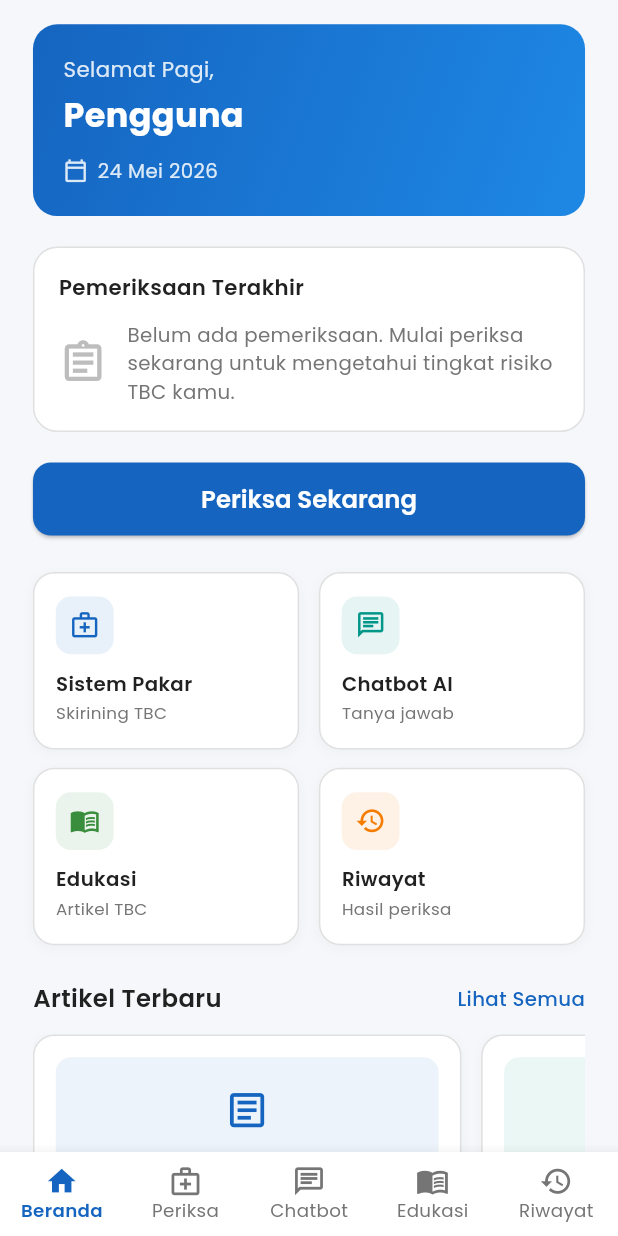
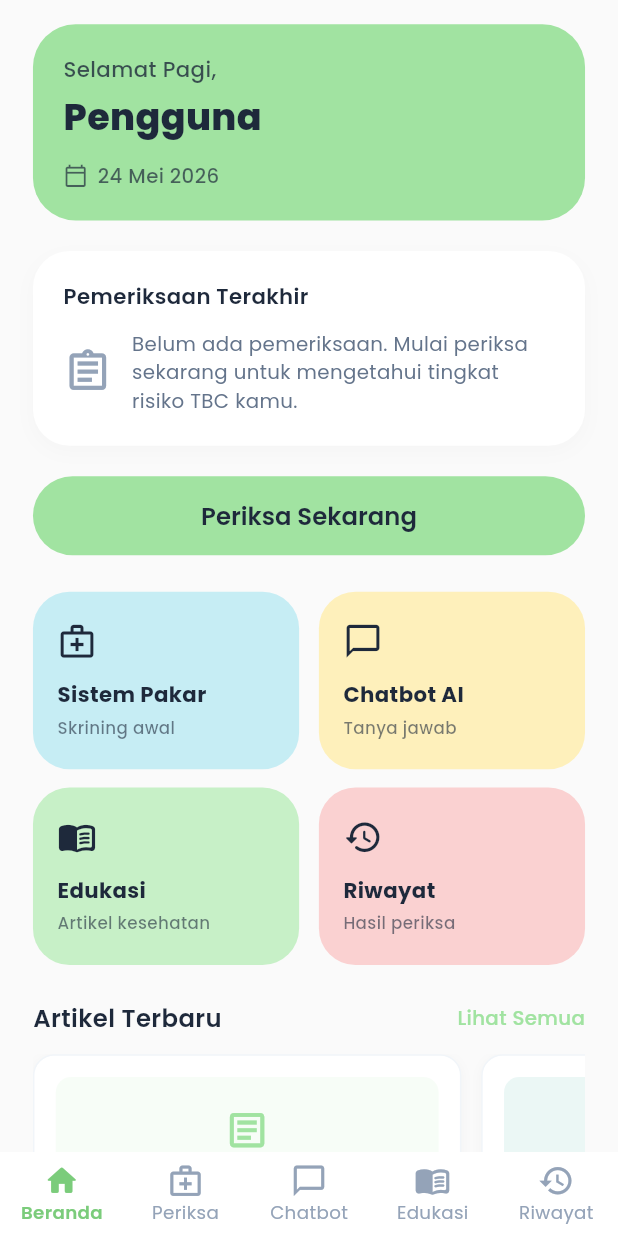
Before and after one commit to prodhokter/tirta, a Flutter app: the screen it shows after launch, on a phone screen of 412 x 824 dp. Run offline on Flutter 3.47's test engine with Material 3 defaults, Android fonts, the phone set to English and light mode, and no system bars; our stand-ins replace cached_network_image, dio, equatable, flutter_dotenv, flutter_riverpod, flutter_screenutil and 3 more; accounts and stored records are empty.

Commit message:
UI update

```diff
--- a/mobile/lib/core/constants/app_colors.dart
+++ b/mobile/lib/core/constants/app_colors.dart
@@ -3,31 +3,38 @@ import 'package:flutter/material.dart';
 class AppColors {
   AppColors._();
 
-  static const Color primary = Color(0xFF1565C0);
-  static const Color primaryLight = Color(0xFF1E88E5);
-  static const Color primaryDark = Color(0xFF0D47A1);
-  static const Color accent = Color(0xFFFFC107);
+  // Pastel Minimalist Palette
+  static const Color primary = Color(0xFFA1E3A1); // Soft pastel green
+  static const Color primaryLight = Color(0xFFC7F0C7);
+  static const Color primaryDark = Color(0xFF7BCC7B);
+  static const Color accent = Color(0xFFFEF0BB); // Soft yellow
 
-  static const Color riskLow = Color(0xFF2E7D32);
-  static const Color riskMedium = Color(0xFFF57C00);
-  static const Color riskHigh = Color(0xFFB71C1C);
+  static const Color riskLow = Color(0xFFA1E3A1);
+  static const Color riskMedium = Color(0xFFFEF0BB);
+  static const Color riskHigh = Color(0xFFFAD1D1);
 
-  // 5-level risk colors
-  static const Color riskVeryLow = Color(0xFF2E7D32);     // Hijau
-  static const Color riskLowYellow = Color(0xFFE6A817);    // Kuning
-  static const Color riskMediumOrange = Color(0xFFF57C00); // Oranye
-  static const Color riskHighRed = Color(0xFFD32F2F);      // Merah
-  static const Color riskVeryHigh = Color(0xFF8B0000);     // Merah Tua
+  // 5-level risk colors (Softened)
+  static const Color riskVeryLow = Color(0xFFA1E3A1);      // Soft Green
+  static const Color riskLowYellow = Color(0xFFE8E9A1);    // Light Yellow-Green
+  static const Color riskMediumOrange = Color(0xFFFEF0BB); // Soft Yellow
+  static const Color riskHighRed = Color(0xFFFAD1D1);      // Soft Pink
+  static const Color riskVeryHigh = Color(0xFFF4A8A8);     // Soft Red
 
-  static const Color bgLight = Color(0xFFF5F7FA);
+  static const Color bgLight = Color(0xFFFAFAFA); // Almost white
   static const Color cardBg = Color(0xFFFFFFFF);
-  static const Color textPrimary = Color(0xFF212121);
-  static const Color textSecondary = Color(0xFF757575);
-  static const Color textHint = Color(0xFFBDBDBD);
-  static const Color divider = Color(0xFFE0E0E0);
-  static const Color error = Color(0xFFD32F2F);
-  static const Color success = Color(0xFF388E3C);
-  static const Color warning = Color(0xFFF57C00);
+  static const Color textPrimary = Color(0xFF1E293B); // Dark slate
+  static const Color textSecondary = Color(0xFF64748B); // Slate
+  static const Color textHint = Color(0xFF94A3B8);
+  static const Color divider = Color(0xFFF1F5F9);
+
+  static const Color error = Color(0xFFF4A8A8);
+  static const Color success = Color(0xFFA1E3A1);
+  static const Color warning = Color(0xFFFEF0BB);
+
+  // Additional Pastel Card Colors
+  static const Color cardBlue = Color(0xFFC6EDF4);
+  static const Color cardYellow = Color(0xFFFEF0BB);
+  static const Color cardPink = Color(0xFFFAD1D1);
 
   static Color getRiskColor(String level) {
     switch (level) {
--- a/mobile/lib/core/theme/app_theme.dart
+++ b/mobile/lib/core/theme/app_theme.dart
@@ -18,13 +18,13 @@ class AppTheme {
         scaffoldBackgroundColor: AppColors.bgLight,
         appBarTheme: AppBarTheme(
           backgroundColor: AppColors.primary,
-          foregroundColor: Colors.white,
+          foregroundColor: AppColors.textPrimary, // Dark slate
           elevation: 0,
           centerTitle: true,
           titleTextStyle: GoogleFonts.poppins(
             fontSize: 18.sp,
-            fontWeight: FontWeight.w600,
-            color: Colors.white,
+            fontWeight: FontWeight.w700,
+            color: AppColors.textPrimary, // Dark slate
           ),
         ),
         textTheme: GoogleFonts.poppinsTextTheme().copyWith(
@@ -68,36 +68,37 @@ class AppTheme {
         ),
         cardTheme: CardThemeData(
           color: AppColors.cardBg,
-          elevation: 2,
+          elevation: 0, // Flat cards
           shape: RoundedRectangleBorder(
-            borderRadius: BorderRadius.circular(12.r),
+            borderRadius: BorderRadius.circular(24.r), // Very rounded
           ),
         ),
         elevatedButtonTheme: ElevatedButtonThemeData(
           style: ElevatedButton.styleFrom(
             backgroundColor: AppColors.primary,
-            foregroundColor: Colors.white,
-            minimumSize: Size(double.infinity, 48.h),
+            foregroundColor: AppColors.textPrimary, // Dark text
+            minimumSize: Size(double.infinity, 52.h),
+            elevation: 0,
             shape: RoundedRectangleBorder(
-              borderRadius: BorderRadius.circular(12.r),
+              borderRadius: BorderRadius.circular(28.r), // Very rounded
             ),
             textStyle: GoogleFonts.poppins(
               fontSize: 16.sp,
-              fontWeight: FontWeight.w600,
+              fontWeight: FontWeight.w700,
             ),
           ),
         ),
         outlinedButtonTheme: OutlinedButtonThemeData(
           style: OutlinedButton.styleFrom(
-            foregroundColor: AppColors.primary,
-            minimumSize: Size(double.infinity, 48.h),
+            foregroundColor: AppColors.primaryDark,
+            minimumSize: Size(double.infinity, 52.h),
             shape: RoundedRectangleBorder(
-              borderRadius: BorderRadius.circular(12.r),
+              borderRadius: BorderRadius.circular(28.r),
             ),
             side: const BorderSide(color: AppColors.primary),
             textStyle: GoogleFonts.poppins(
               fontSize: 16.sp,
-              fontWeight: FontWeight.w600,
+              fontWeight: FontWeight.w700,
             ),
           ),
         ),
@@ -105,19 +106,19 @@ class AppTheme {
           filled: true,
           fillColor: Colors.white,
           border: OutlineInputBorder(
-            borderRadius: BorderRadius.circular(12.r),
+            borderRadius: BorderRadius.circular(20.r),
             borderSide: const BorderSide(color: AppColors.divider),
           ),
           enabledBorder: OutlineInputBorder(
-            borderRadius: BorderRadius.circular(12.r),
+            borderRadius: BorderRadius.circular(20.r),
             borderSide: const BorderSide(color: AppColors.divider),
           ),
           focusedBorder: OutlineInputBorder(
-            borderRadius: BorderRadius.circular(12.r),
+            borderRadius: BorderRadius.circular(20.r),
             borderSide: const BorderSide(color: AppColors.primary, width: 2),
           ),
           errorBorder: OutlineInputBorder(
-            borderRadius: BorderRadius.circular(12.r),
+            borderRadius: BorderRadius.circular(20.r),
             borderSide: const BorderSide(color: AppColors.error),
           ),
           contentPadding: EdgeInsets.symmetric(horizontal: 16.w, vertical: 14.h),
@@ -128,11 +129,12 @@ class AppTheme {
           ),
         ),
         bottomNavigationBarTheme: BottomNavigationBarThemeData(
-          selectedItemColor: AppColors.primary,
-          unselectedItemColor: AppColors.textSecondary,
+          selectedItemColor: AppColors.primaryDark, // Use dark primary for contrast
+          unselectedItemColor: AppColors.textHint,
           type: BottomNavigationBarType.fixed,
           backgroundColor: Colors.white,
-          elevation: 8,
+          elevation: 0, // Flat bottom nav
+
           selectedLabelStyle: GoogleFonts.poppins(
             fontSize: 12.sp,
             fontWeight: FontWeight.w600,
--- a/mobile/lib/features/dashboard/presentation/widgets/feature_shortcut_grid.dart
+++ b/mobile/lib/features/dashboard/presentation/widgets/feature_shortcut_grid.dart
@@ -13,33 +13,33 @@ class FeatureShortcutGrid extends StatelessWidget {
       _ShortcutItem(
         icon: Icons.medical_services_outlined,
         label: 'Sistem Pakar',
-        description: 'Skirining TBC',
-        color: AppColors.primary,
-        backgroundColor: AppColors.primary.withValues(alpha: 0.1),
+        description: 'Skrining awal',
+        color: const Color(0xFF1E293B), // Dark icon
+        backgroundColor: AppColors.cardBlue,
         onTap: () => context.go(AppRoutes.expertSystemIntro),
       ),
       _ShortcutItem(
-        icon: Icons.chat_outlined,
+        icon: Icons.chat_bubble_outline,
         label: 'Chatbot AI',
         description: 'Tanya jawab',
-        color: const Color(0xFF009688),
-        backgroundColor: const Color(0xFF009688).withValues(alpha: 0.1),
+        color: const Color(0xFF1E293B), // Dark icon
+        backgroundColor: AppColors.cardYellow,
         onTap: () => context.go(AppRoutes.chat),
       ),
       _ShortcutItem(
-        icon: Icons.menu_book_outlined,
+        icon: Icons.menu_book_rounded,
         label: 'Edukasi',
-        description: 'Artikel TBC',
-        color: const Color(0xFF388E3C),
-        backgroundColor: const Color(0xFF388E3C).withValues(alpha: 0.1),
+        description: 'Artikel kesehatan',
+        color: const Color(0xFF1E293B), // Dark icon
+        backgroundColor: AppColors.primaryLight,
         onTap: () => context.go(AppRoutes.education),
       ),
       _ShortcutItem(
-        icon: Icons.history_outlined,
+        icon: Icons.history_rounded,
         label: 'Riwayat',
         description: 'Hasil periksa',
-        color: const Color(0xFFF57C00),
-        backgroundColor: const Color(0xFFF57C00).withValues(alpha: 0.1),
+        color: const Color(0xFF1E293B), // Dark icon
+        backgroundColor: AppColors.cardPink,
         onTap: () => context.go(AppRoutes.history),
       ),
     ];
@@ -73,52 +73,36 @@ class _ShortcutCard extends StatelessWidget {
     return GestureDetector(
       onTap: item.onTap,
       child: Container(
-        padding: EdgeInsets.all(14.r),
+        padding: EdgeInsets.all(16.r),
         decoration: BoxDecoration(
-          color: AppColors.cardBg,
-          borderRadius: BorderRadius.circular(14.r),
-          border: Border.all(color: AppColors.divider),
-          boxShadow: [
-            BoxShadow(
-              color: Colors.black.withValues(alpha: 0.03),
-              blurRadius: 6.r,
-              offset: Offset(0, 2.h),
-            ),
-          ],
+          color: item.backgroundColor, // Use solid pastel background
+          borderRadius: BorderRadius.circular(24.r), // Very soft rounded corners
         ),
         child: Column(
           crossAxisAlignment: CrossAxisAlignment.start,
           mainAxisAlignment: MainAxisAlignment.center,
           children: [
-            Container(
-              width: 38.r,
-              height: 38.r,
-              decoration: BoxDecoration(
-                color: item.backgroundColor,
-                borderRadius: BorderRadius.circular(10.r),
-              ),
-              alignment: Alignment.center,
-              child: Icon(
-                item.icon,
-                size: 20.r,
-                color: item.color,
-              ),
+            Icon(
+              item.icon,
+              size: 26.r,
+              color: item.color,
             ),
-            SizedBox(height: 10.h),
+            SizedBox(height: 12.h),
             Text(
               item.label,
               style: TextStyle(
-                fontSize: 13.sp,
-                fontWeight: FontWeight.w600,
-                color: AppColors.textPrimary,
+                fontSize: 14.sp,
+                fontWeight: FontWeight.w700,
+                color: item.color, // Matching dark text
               ),
             ),
-            SizedBox(height: 2.h),
+            SizedBox(height: 4.h),
             Text(
               item.description,
               style: TextStyle(
                 fontSize: 11.sp,
-                color: AppColors.textSecondary,
+                fontWeight: FontWeight.w500,
+                color: item.color.withValues(alpha: 0.6), // Dimmer dark text
               ),
             ),
           ],
--- a/mobile/lib/features/dashboard/presentation/widgets/greeting_header.dart
+++ b/mobile/lib/features/dashboard/presentation/widgets/greeting_header.dart
@@ -19,12 +19,8 @@ class GreetingHeader extends StatelessWidget {
       width: double.infinity,
       padding: EdgeInsets.all(20.r),
       decoration: BoxDecoration(
-        gradient: const LinearGradient(
-          colors: [AppColors.primary, AppColors.primaryLight],
-          begin: Alignment.topLeft,
-          end: Alignment.bottomRight,
-        ),
-        borderRadius: BorderRadius.circular(16.r),
+        color: AppColors.primary, // Solid soft pastel green
+        borderRadius: BorderRadius.circular(28.r), // Very rounded
       ),
       child: Column(
         crossAxisAlignment: CrossAxisAlignment.start,
@@ -33,17 +29,17 @@ class GreetingHeader extends StatelessWidget {
             '$greeting,',
             style: TextStyle(
               fontSize: 14.sp,
-              color: Colors.white.withValues(alpha: 0.85),
-              fontWeight: FontWeight.w400,
+              color: AppColors.textPrimary.withValues(alpha: 0.8), // Dark slate instead of white
+              fontWeight: FontWeight.w500,
             ),
           ),
           SizedBox(height: 4.h),
           Text(
             userName,
             style: TextStyle(
-              fontSize: 22.sp,
-              color: Colors.white,
-              fontWeight: FontWeight.w700,
+              fontSize: 24.sp, // Slightly larger
+              color: AppColors.textPrimary, // Dark slate
+              fontWeight: FontWeight.w800,
             ),
           ),
           SizedBox(height: 12.h),
@@ -52,15 +48,15 @@ class GreetingHeader extends StatelessWidget {
               Icon(
                 Icons.calendar_today_outlined,
                 size: 16.r,
-                color: Colors.white.withValues(alpha: 0.85),
+                color: AppColors.textPrimary.withValues(alpha: 0.7),
               ),
               SizedBox(width: 6.w),
               Text(
                 today,
                 style: TextStyle(
                   fontSize: 13.sp,
-                  color: Colors.white.withValues(alpha: 0.85),
-                  fontWeight: FontWeight.w400,
+                  color: AppColors.textPrimary.withValues(alpha: 0.7),
+                  fontWeight: FontWeight.w500,
                 ),
               ),
             ],
--- a/mobile/lib/features/dashboard/presentation/widgets/last_examination_card.dart
+++ b/mobile/lib/features/dashboard/presentation/widgets/last_examination_card.dart
@@ -30,16 +30,15 @@ class LastExaminationCard extends StatelessWidget {
       },
       child: Container(
         width: double.infinity,
-        padding: EdgeInsets.all(16.r),
+        padding: EdgeInsets.all(20.r),
         decoration: BoxDecoration(
           color: AppColors.cardBg,
-          borderRadius: BorderRadius.circular(16.r),
-          border: Border.all(color: AppColors.divider),
+          borderRadius: BorderRadius.circular(24.r),
           boxShadow: [
             BoxShadow(
-              color: Colors.black.withValues(alpha: 0.04),
-              blurRadius: 8.r,
-              offset: Offset(0, 2.h),
+              color: Colors.black.withValues(alpha: 0.02), // Very soft shadow
+              blurRadius: 10.r,
+              offset: Offset(0, 4.h),
             ),
           ],
         ),
@@ -135,11 +134,17 @@ class LastExaminationCard extends StatelessWidget {
   Widget _buildEmptyCard(BuildContext context) {
     return Container(
       width: double.infinity,
-      padding: EdgeInsets.all(16.r),
+      padding: EdgeInsets.all(20.r),
       decoration: BoxDecoration(
         color: AppColors.cardBg,
-        borderRadius: BorderRadius.circular(16.r),
-        border: Border.all(color: AppColors.divider),
+        borderRadius: BorderRadius.circular(24.r),
+        boxShadow: [
+          BoxShadow(
+            color: Colors.black.withValues(alpha: 0.02),
+            blurRadius: 10.r,
+            offset: Offset(0, 4.h),
+          ),
+        ],
       ),
       child: Column(
         crossAxisAlignment: CrossAxisAlignment.start,
--- a/mobile/lib/shared/widgets/bottom_navbar.dart
+++ b/mobile/lib/shared/widgets/bottom_navbar.dart
@@ -35,28 +35,28 @@ class BottomNavbar extends StatelessWidget {
       },
       items: [
         BottomNavigationBarItem(
-          icon: Icon(Icons.home_outlined, size: 22.r),
-          activeIcon: Icon(Icons.home, size: 22.r),
+          icon: Icon(Icons.home_outlined, size: 24.r),
+          activeIcon: Icon(Icons.home_rounded, size: 24.r),
           label: 'Beranda',
         ),
         BottomNavigationBarItem(
-          icon: Icon(Icons.medical_services_outlined, size: 22.r),
-          activeIcon: Icon(Icons.medical_services, size: 22.r),
+          icon: Icon(Icons.medical_services_outlined, size: 24.r),
+          activeIcon: Icon(Icons.medical_services_rounded, size: 24.r),
           label: 'Periksa',
         ),
         BottomNavigationBarItem(
-          icon: Icon(Icons.chat_outlined, size: 22.r),
-          activeIcon: Icon(Icons.chat, size: 22.r),
+          icon: Icon(Icons.chat_bubble_outline, size: 24.r),
+          activeIcon: Icon(Icons.chat_bubble_rounded, size: 24.r),
           label: 'Chatbot',
         ),
         BottomNavigationBarItem(
-          icon: Icon(Icons.menu_book_outlined, size: 22.r),
-          activeIcon: Icon(Icons.menu_book, size: 22.r),
+          icon: Icon(Icons.menu_book_rounded, size: 24.r),
+          activeIcon: Icon(Icons.menu_book_rounded, size: 24.r),
           label: 'Edukasi',
         ),
         BottomNavigationBarItem(
-          icon: Icon(Icons.history_outlined, size: 22.r),
-          activeIcon: Icon(Icons.history, size: 22.r),
+          icon: Icon(Icons.history_outlined, size: 24.r),
+          activeIcon: Icon(Icons.history_rounded, size: 24.r),
           label: 'Riwayat',
         ),
       ],
--- a/mobile/lib/shared/widgets/tirta_button.dart
+++ b/mobile/lib/shared/widgets/tirta_button.dart
@@ -29,7 +29,7 @@ class TirtaButton extends StatelessWidget {
             height: 20.h,
             width: 20.h,
             child: const CircularProgressIndicator(
-              color: Colors.white,
+              color: AppColors.textPrimary, // Dark spinner
               strokeWidth: 2,
             ),
           )
@@ -43,20 +43,21 @@ class TirtaButton extends StatelessWidget {
 
       final style = isOutlined
           ? OutlinedButton.styleFrom(
-            foregroundColor: color ?? AppColors.primary,
+              foregroundColor: color ?? AppColors.primaryDark, // Darker color for outline
               side: BorderSide(color: color ?? AppColors.primary),
-            minimumSize: Size(width ?? double.infinity, height ?? 48.h),
+              minimumSize: Size(width ?? double.infinity, height ?? 52.h), // Slightly taller
               shape: RoundedRectangleBorder(
-              borderRadius: BorderRadius.circular(12.r),
+                borderRadius: BorderRadius.circular(28.r), // Very rounded
               ),
             )
           : ElevatedButton.styleFrom(
               backgroundColor: color ?? AppColors.primary,
-            foregroundColor: Colors.white,
+              foregroundColor: AppColors.textPrimary, // Dark slate on pastel
               disabledBackgroundColor: AppColors.textHint,
-            minimumSize: Size(width ?? double.infinity, height ?? 48.h),
+              elevation: 0, // Flat style
+              minimumSize: Size(width ?? double.infinity, height ?? 52.h), // Slightly taller
               shape: RoundedRectangleBorder(
-              borderRadius: BorderRadius.circular(12.r),
+                borderRadius: BorderRadius.circular(28.r), // Very rounded
               ),
             );
 
```
Lines whose indentation alone changed are shown as unchanged.
